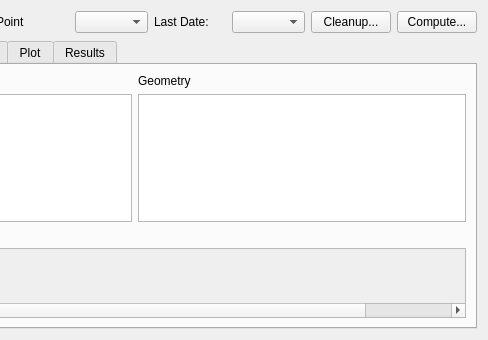
First picture: the form in molonari_data/molonaviz/datapointview.ui, repository leamailhol/MOLO-projet-interface, before the edit; both pictures show x 218 to 706 and y 0 to 340 of the 706 by 340 pixel window.
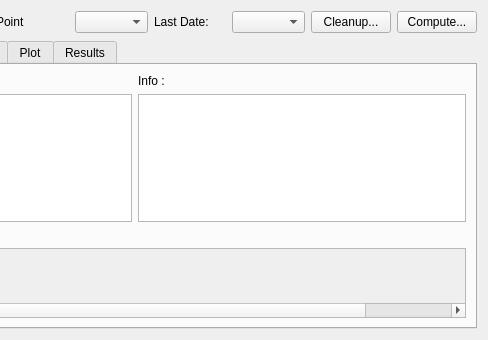
Second picture: the form after the edit. The open tabs and pages were chosen to show the change. Icons and pictures are not drawn.

What changed in the file:
```diff
--- a/molonari_data/molonaviz/datapointview.ui
+++ b/molonari_data/molonaviz/datapointview.ui
@@ -88,7 +88,7 @@
          <item row="0" column="1">
           <widget class="QLabel" name="label_5">
            <property name="text">
-            <string>Geometry</string>
+            <string>Info : </string>
            </property>
           </widget>
          </item>
```
Left out of the diff: 10 changed lines with no effect on the pictures.
